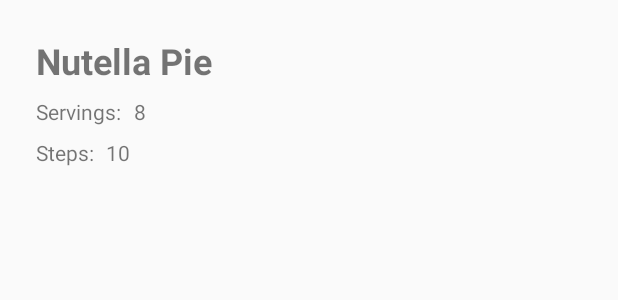
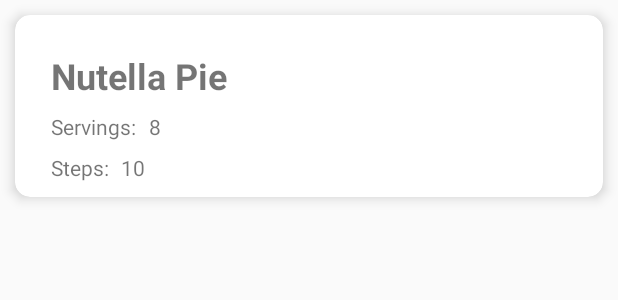
Before and after one commit to SN23/Baking, an Android app: the layout recipe_item.xml on its own in the app's theme, with its tools: preview values and no code run, on a phone screen of 412 x 824 dp. Shown: the top 300 px of the screen. Run offline under Robolectric (Android 15) with nearby library versions, the phone set to English and light mode, and no system bars.

Commit message:
completed mainActivity

```diff
--- a/app/src/main/res/layout/recipe_item.xml
+++ b/app/src/main/res/layout/recipe_item.xml
@@ -1,8 +1,20 @@
 <?xml version="1.0" encoding="utf-8"?>
-<android.support.constraint.ConstraintLayout xmlns:android="http://schemas.android.com/apk/res/android"
+<android.support.v7.widget.CardView xmlns:android="http://schemas.android.com/apk/res/android"
     xmlns:app="http://schemas.android.com/apk/res-auto"
     xmlns:tools="http://schemas.android.com/tools"
     android:layout_width="match_parent"
+    android:layout_height="wrap_content"
+    android:layout_marginBottom="10dp"
+    android:layout_marginLeft="10dp"
+    android:layout_marginRight="10dp"
+    android:layout_marginTop="10dp"
+    android:clickable="true"
+    app:cardCornerRadius="10dp"
+
+    app:cardElevation="5dp">
+
+    <android.support.constraint.ConstraintLayout
+        android:layout_width="wrap_content"
         android:layout_height="wrap_content"
         android:paddingBottom="10dp">
 
@@ -56,3 +68,4 @@
 
 
     </android.support.constraint.ConstraintLayout>
+</android.support.v7.widget.CardView>
```
Also changed, not shown: app/src/main/java/com/sukhjinder/baking/Adapter/RecipeAdapter.java (+11 -9 lines), app/src/main/java/com/sukhjinder/baking/MainActivity.java (+7 -50 lines), app/src/main/res/layout/activity_main.xml (+4 -11 lines), app/src/main/res/layout/recipe_step_item.xml (added, +15 -0 lines). Lines whose indentation alone changed are shown as unchanged.
